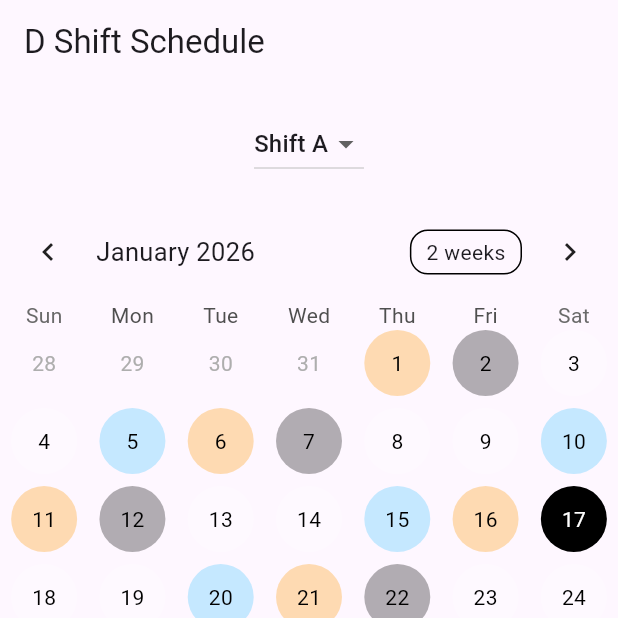
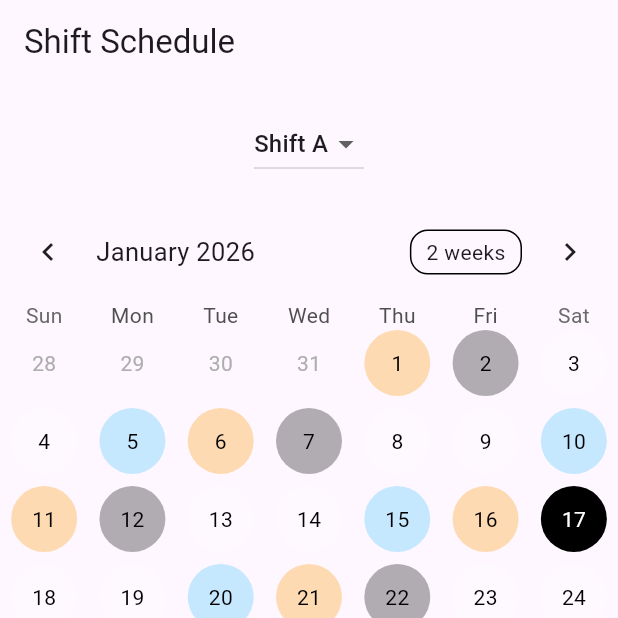
Before and after one commit to fastq0894-tech/Dapp, a Flutter app: the screen it shows after launch, on a phone screen of 412 x 824 dp, the top half of it. Run offline on Flutter 3.47's test engine with Material 3 defaults, Android fonts, the phone set to English and light mode, and no system bars; drawn by our look-alikes of table_calendar; our stand-ins replace shared_preferences.

Commit message:
Update main.dart

```diff
--- a/lib/main.dart
+++ b/lib/main.dart
@@ -142,7 +142,7 @@ Widget build(BuildContext context) {
 selectedDay ??= focusedDay;
 
 return Scaffold(
-appBar: AppBar(title: const Text('D Shift Schedule')),
+appBar: AppBar(title: const Text('Shift Schedule')),
 body: Column(
 children: [
 Padding(
```
